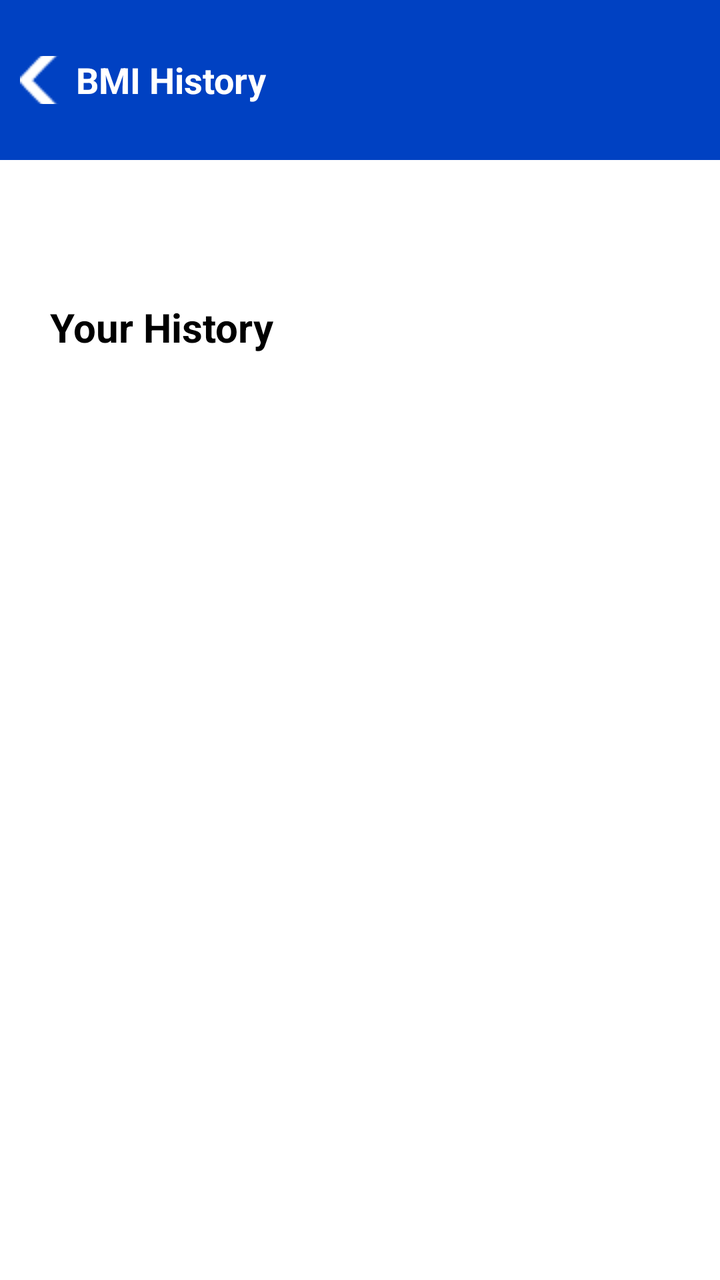
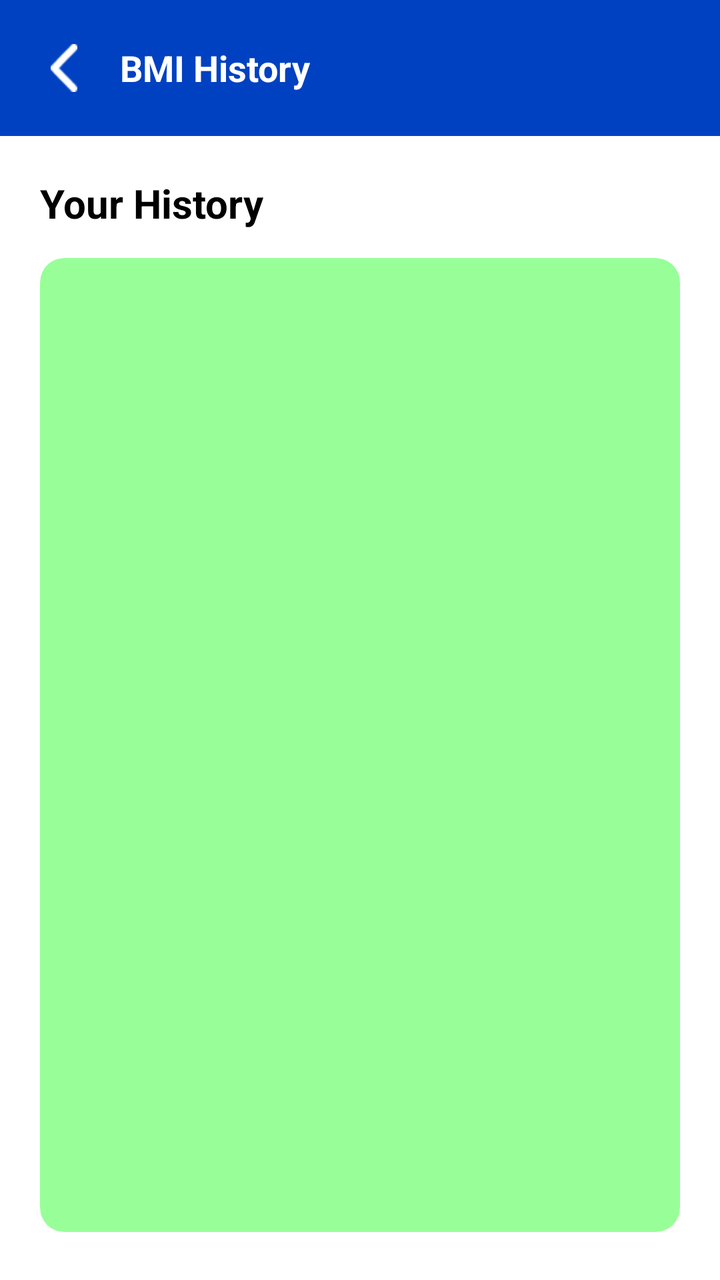

Two renders of the same Android screen: before a commit and after it. Below are the layout's source before the change and the commit's diff.
<!-- AndroidManifest.xml: application theme Theme.Task_2 -->
<!-- res/layout/activity_bmi_history.xml -->
<?xml version="1.0" encoding="utf-8"?>
<androidx.constraintlayout.widget.ConstraintLayout xmlns:android="http://schemas.android.com/apk/res/android"
    xmlns:app="http://schemas.android.com/apk/res-auto"
    xmlns:tools="http://schemas.android.com/tools"
    android:id="@+id/main"
    android:layout_width="match_parent"
    android:layout_height="match_parent"
    tools:context=".BMI_History"
    android:background="@color/white">


    <LinearLayout
        android:id="@+id/headerLayout"
        android:layout_width="0dp"
        android:layout_height="80dp"
        android:background="@color/Blue"
        android:gravity="center_vertical"
        android:orientation="horizontal"
        android:paddingStart="8dp"
        android:paddingEnd="16dp"
        app:layout_constraintTop_toTopOf="parent"
        app:layout_constraintStart_toStartOf="parent"
        app:layout_constraintEnd_toEndOf="parent">

        <ImageButton
            android:id="@+id/backButton"
            android:layout_width="24dp"
            android:layout_height="24dp"
            android:background="?attr/selectableItemBackgroundBorderless"
            android:contentDescription="Back"
            android:padding="12dp"
            android:src="@drawable/ic_arrow_back"
            app:tint="@color/white" />

        <TextView
            android:layout_width="wrap_content"
            android:layout_height="wrap_content"
            android:layout_marginStart="6dp"
            android:text="BMI History"
            android:textColor="@color/white"
            android:textSize="18sp"
            android:textStyle="bold" />

    </LinearLayout>

    <TextView
        android:layout_width="wrap_content"
        android:layout_height="wrap_content"
        android:text="Your History"
        android:textSize="20sp"
        android:textStyle="bold"
        android:textColor="@color/black"
        android:layout_marginTop="150dp"
        android:layout_marginLeft="25dp"
        app:layout_constraintStart_toStartOf="parent"
        app:layout_constraintTop_toTopOf="parent"/>

    <LinearLayout
        android:layout_width="360dp"
        android:layout_height="500dp"
        android:layout_marginTop="200dp"
        android:layout_marginLeft="25dp"
        app:layout_constraintTop_toTopOf="parent"
        app:layout_constraintStart_toStartOf="parent">

        <ListView
            android:layout_width="360dp"
            android:layout_height="500dp"
            android:id="@+id/Bmi_history"/>

    </LinearLayout>
</androidx.constraintlayout.widget.ConstraintLayout>
<!-- resources referenced by this layout -->
<resources>
  <color name="Blue">#0041C2</color>
  <color name="black">#FF000000</color>
  <color name="white">#FFFFFFFF</color>
  <!-- drawable ic_arrow_back: png bitmap (drawable, 340 bytes) -->
  <style name="Theme.Task_2" parent="Base.Theme.Task_2" />
  <style name="Base.Theme.Task_2" parent="Theme.Material3.DayNight.NoActionBar">
          
          <item name="colorPrimary">@color/Blue</item>
          <item name="colorPrimaryVariant">@color/Blue</item>
          <item name="android:statusBarColor">@color/Blue</item>
      </style>
</resources>

<!-- the commit's change to res/layout/activity_bmi_history.xml (unified diff, before → after) -->
@@ -1,41 +1,45 @@
 <?xml version="1.0" encoding="utf-8"?>
-<androidx.constraintlayout.widget.ConstraintLayout xmlns:android="http://schemas.android.com/apk/res/android"
+<androidx.constraintlayout.widget.ConstraintLayout
+    xmlns:android="http://schemas.android.com/apk/res/android"
     xmlns:app="http://schemas.android.com/apk/res-auto"
     xmlns:tools="http://schemas.android.com/tools"
     android:id="@+id/main"
     android:layout_width="match_parent"
     android:layout_height="match_parent"
-    tools:context=".BMI_History"
-    android:background="@color/white">
-
+    android:background="@color/white"
+    tools:context=".BMI_History">
 
     <LinearLayout
         android:id="@+id/headerLayout"
         android:layout_width="0dp"
-        android:layout_height="80dp"
+        android:layout_height="wrap_content"
+        android:minHeight="64dp"
         android:background="@color/Blue"
         android:gravity="center_vertical"
         android:orientation="horizontal"
         android:paddingStart="8dp"
         android:paddingEnd="16dp"
+        android:paddingTop="10dp"
+        android:paddingBottom="10dp"
         app:layout_constraintTop_toTopOf="parent"
         app:layout_constraintStart_toStartOf="parent"
         app:layout_constraintEnd_toEndOf="parent">
 
         <ImageButton
             android:id="@+id/backButton"
-            android:layout_width="24dp"
-            android:layout_height="24dp"
+            android:layout_width="48dp"
+            android:layout_height="48dp"
             android:background="?attr/selectableItemBackgroundBorderless"
             android:contentDescription="Back"
             android:padding="12dp"
+            android:scaleType="fitCenter"
             android:src="@drawable/ic_arrow_back"
             app:tint="@color/white" />
 
         <TextView
             android:layout_width="wrap_content"
             android:layout_height="wrap_content"
-            android:layout_marginStart="6dp"
+            android:layout_marginStart="4dp"
             android:text="BMI History"
             android:textColor="@color/white"
             android:textSize="18sp"
@@ -44,29 +48,58 @@
     </LinearLayout>
 
     <TextView
+        android:id="@+id/tvSectionTitle"
         android:layout_width="wrap_content"
         android:layout_height="wrap_content"
+        android:layout_marginStart="20dp"
+        android:layout_marginTop="20dp"
         android:text="Your History"
+        android:textColor="@color/black"
         android:textSize="20sp"
         android:textStyle="bold"
-        android:textColor="@color/black"
-        android:layout_marginTop="150dp"
-        android:layout_marginLeft="25dp"
         app:layout_constraintStart_toStartOf="parent"
-        app:layout_constraintTop_toTopOf="parent"/>
+        app:layout_constraintTop_toBottomOf="@id/headerLayout" />
 
-    <LinearLayout
-        android:layout_width="360dp"
-        android:layout_height="500dp"
-        android:layout_marginTop="200dp"
-        android:layout_marginLeft="25dp"
-        app:layout_constraintTop_toTopOf="parent"
-        app:layout_constraintStart_toStartOf="parent">
+    <androidx.cardview.widget.CardView
+        android:id="@+id/historyCard"
+        android:layout_width="0dp"
+        android:layout_height="0dp"
+        android:layout_marginStart="20dp"
+        android:layout_marginTop="14dp"
+        android:layout_marginEnd="20dp"
+        android:layout_marginBottom="24dp"
+        app:cardBackgroundColor="@color/light_green"
+        app:cardCornerRadius="12dp"
+        app:cardElevation="0dp"
+        app:layout_constraintTop_toBottomOf="@id/tvSectionTitle"
+        app:layout_constraintBottom_toBottomOf="parent"
+        app:layout_constraintStart_toStartOf="parent"
+        app:layout_constraintEnd_toEndOf="parent">
 
-        <ListView
-            android:layout_width="360dp"
-            android:layout_height="500dp"
-            android:id="@+id/Bmi_history"/>
+        <FrameLayout
+            android:layout_width="match_parent"
+            android:layout_height="match_parent"
+            android:padding="8dp">
 
-    </LinearLayout>
+            <ListView
+                android:id="@+id/Bmi_history"
+                android:layout_width="match_parent"
+                android:layout_height="match_parent"
+                android:divider="#C8E6C9"
+                android:dividerHeight="1dp" />
+
+            <TextView
+                android:id="@+id/tvEmptyHistory"
+                android:layout_width="wrap_content"
+                android:layout_height="wrap_content"
+                android:layout_gravity="center"
+                android:text="No BMI records found yet"
+                android:textColor="#555555"
+                android:textSize="14sp"
+                android:visibility="gone" />
+
+        </FrameLayout>
+
+    </androidx.cardview.widget.CardView>
+
 </androidx.constraintlayout.widget.ConstraintLayout>
<!-- resource entries referenced after the edit -->
@@ -2,6 +2,7 @@
 <resources>
   <color name="Blue">#0041C2</color>
   <color name="black">#FF000000</color>
+  <color name="light_green">#98FF98</color>
   <color name="white">#FFFFFFFF</color>
   <!-- drawable ic_arrow_back: png bitmap (drawable, 340 bytes) -->
   <style name="Theme.Task_2" parent="Base.Theme.Task_2" />
